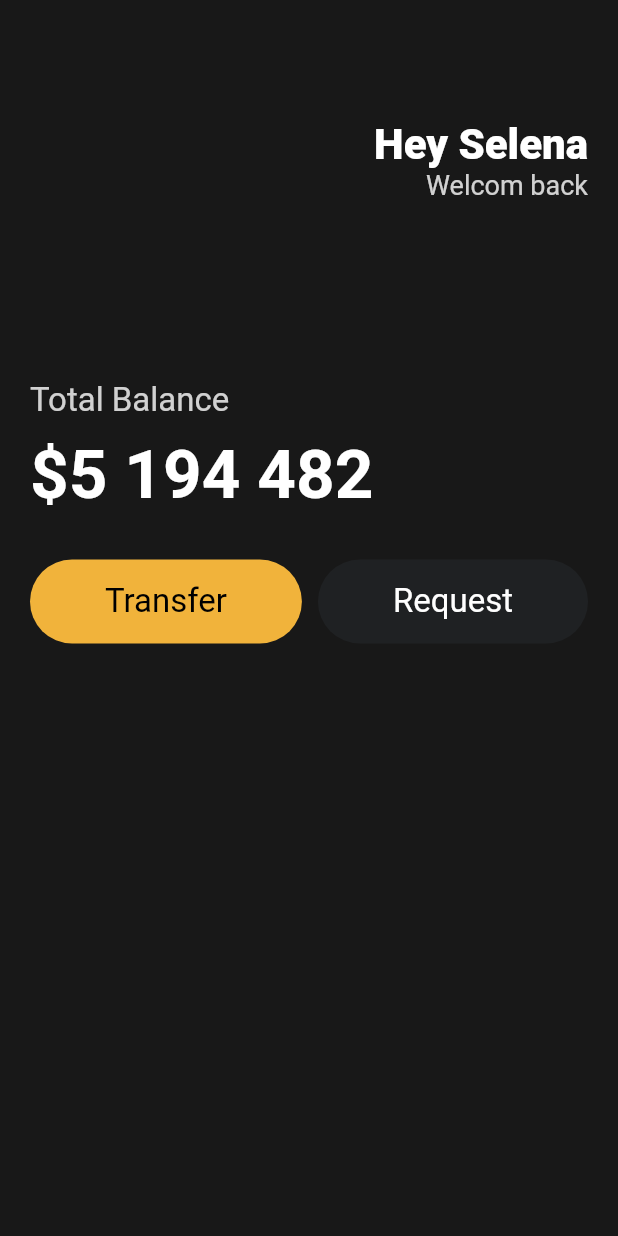
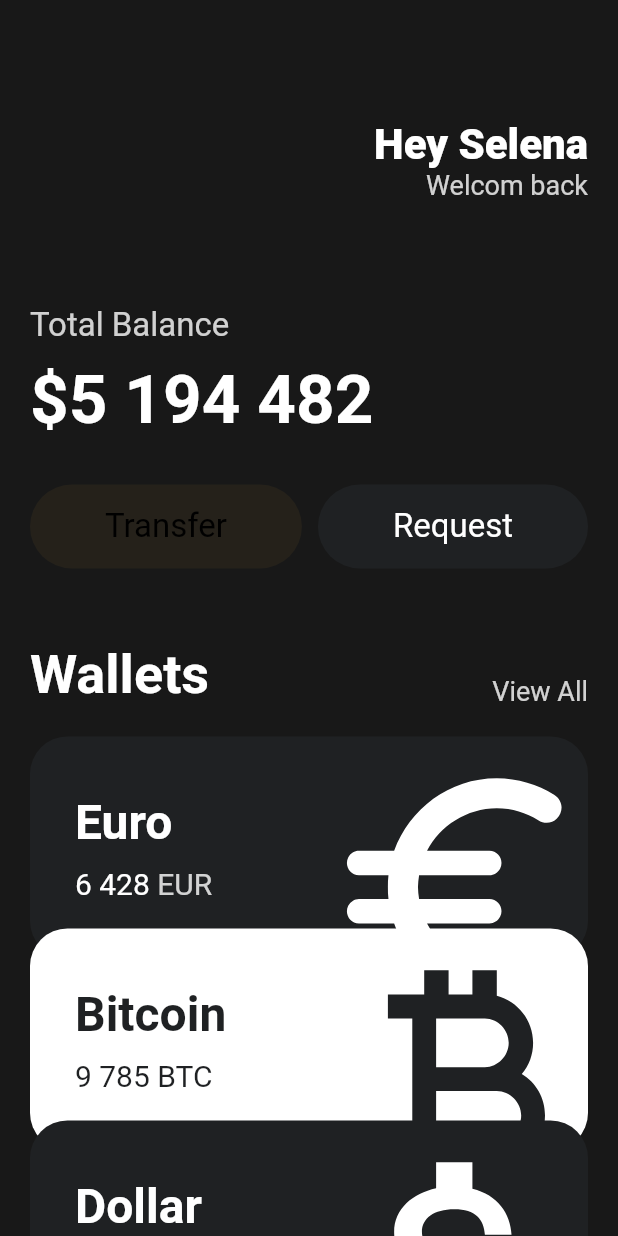
Before and after one commit to combrain817/toonflix, a Flutter app: the screen it shows after launch, on a phone screen of 412 x 824 dp. Run offline on Flutter 3.47's test engine with Material 2 defaults, Android fonts, the phone set to English and light mode, and no system bars.

Commit message:
add Cards

```diff
--- a/lib/main.dart
+++ b/lib/main.dart
@@ -1,5 +1,6 @@
 import 'package:flutter/material.dart';
 import 'package:toonflix/widgets/Button.dart';
+import 'package:toonflix/widgets/currency_card.dart';
 
 void main() {
   runApp(App());
@@ -11,7 +12,8 @@ class App extends StatelessWidget {
     return MaterialApp(
       home: Scaffold(
           backgroundColor: const Color(0xFF181818),
-          body: Padding(
+          body: SingleChildScrollView(
+            child: Padding(
               padding: const EdgeInsets.symmetric(
                 horizontal: 20,
               ),
@@ -47,7 +49,7 @@ class App extends StatelessWidget {
                     ],
                   ),
                   const SizedBox(
-                  height: 120,
+                    height: 70,
                   ),
                   Text(
                     'Total Balance',
@@ -77,7 +79,7 @@ class App extends StatelessWidget {
                     children: const [
                       Button(
                         text: 'Transfer',
-                      bgColor: Color(0xFFF1B33B),
+                        bgColor: Color(0x0ff1b33b),
                         textColor: Colors.black,
                       ),
                       Button(
@@ -86,8 +88,61 @@ class App extends StatelessWidget {
                         textColor: Colors.white,
                       ),
                     ],
+                  ),
+                  const SizedBox(
+                    height: 50,
+                  ),
+                  Row(
+                    crossAxisAlignment: CrossAxisAlignment.end,
+                    mainAxisAlignment: MainAxisAlignment.spaceBetween,
+                    children: [
+                      const Text('Wallets',
+                          style: TextStyle(
+                            color: Colors.white,
+                            fontSize: 36,
+                            fontWeight: FontWeight.w600,
+                          )),
+                      Text(
+                        'View All',
+                        style: TextStyle(
+                          color: Colors.white.withOpacity(0.8),
+                          fontSize: 18,
+                        ),
+                      ),
+                    ],
+                  ),
+                  const SizedBox(
+                    height: 20,
+                  ),
+                  const CurrencyCard(
+                    name: 'Euro',
+                    code: 'EUR',
+                    amount: '6 428',
+                    icon: Icons.euro_rounded,
+                    isInverted: false,
+                  ),
+                  Transform.translate(
+                    offset: const Offset(0, -20),
+                    child: const CurrencyCard(
+                      name: 'Bitcoin',
+                      code: 'BTC',
+                      amount: '9 785',
+                      icon: Icons.currency_bitcoin,
+                      isInverted: true,
+                    ),
+                  ),
+                  Transform.translate(
+                    offset: const Offset(0, -40),
+                    child: const CurrencyCard(
+                      name: 'Dollar',
+                      code: 'USD',
+                      amount: '428',
+                      icon: Icons.attach_money_outlined,
+                      isInverted: false,
+                    ),
                   )
                 ],
+              ),
             ),
           )),
     );
--- /dev/null
+++ b/lib/widgets/currency_card.dart
@@ -0,0 +1,83 @@
+import 'package:flutter/material.dart';
+
+class CurrencyCard extends StatelessWidget {
+  final String name, code, amount;
+  final IconData icon;
+  final bool isInverted;
+
+  final _blackColor = const Color(0xFF1F2123);
+
+  const CurrencyCard({
+    super.key,
+    required this.name,
+    required this.code,
+    required this.amount,
+    required this.icon,
+    required this.isInverted,
+  });
+
+  @override
+  Widget build(BuildContext context) {
+    return Container(
+      clipBehavior: Clip.hardEdge,
+      decoration: BoxDecoration(
+        color: isInverted ? Colors.white : _blackColor,
+        borderRadius: BorderRadius.circular(25),
+      ),
+      child: Padding(
+        padding: const EdgeInsets.all(30),
+        child: Row(
+          mainAxisAlignment: MainAxisAlignment.spaceBetween,
+          children: [
+            Column(
+              crossAxisAlignment: CrossAxisAlignment.start,
+              children: [
+                Text(
+                  name,
+                  style: TextStyle(
+                    color: isInverted ? _blackColor : Colors.white,
+                    fontSize: 32,
+                    fontWeight: FontWeight.w600,
+                  ),
+                ),
+                const SizedBox(
+                  height: 10,
+                ),
+                Row(
+                  children: [
+                    Text(amount,
+                        style: TextStyle(
+                          color: isInverted ? _blackColor : Colors.white,
+                          fontSize: 20,
+                        )),
+                    const SizedBox(
+                      width: 5,
+                    ),
+                    Text(code,
+                        style: TextStyle(
+                          color: isInverted
+                              ? _blackColor
+                              : Colors.white.withOpacity(0.8),
+                          fontSize: 20,
+                        )),
+                  ],
+                )
+              ],
+            ),
+            Transform.scale(
+              scale: 2.2,
+              child: Transform.translate(
+                offset: const Offset(-5, 12),
+                child: Icon(
+                  icon,
+                  color: isInverted ? _blackColor : Colors.white,
+                  size: 88,
+                ),
+              ),
+            )
+          ],
+        ),
+      ),
+    );
+  }
+}
```
Also changed, not shown: pubspec.lock, 2 other files. Lines whose indentation alone changed are shown as unchanged.
